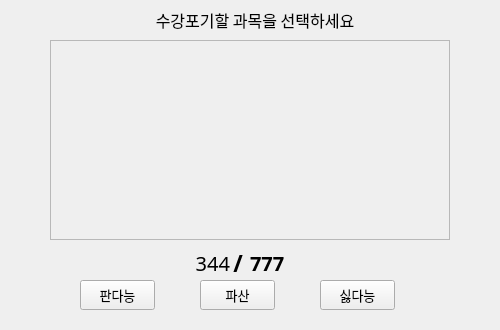
The window that src/client/sellpopup.ui (jinmel/PostechMarble) describes before a commit, drawn with Qt 5.
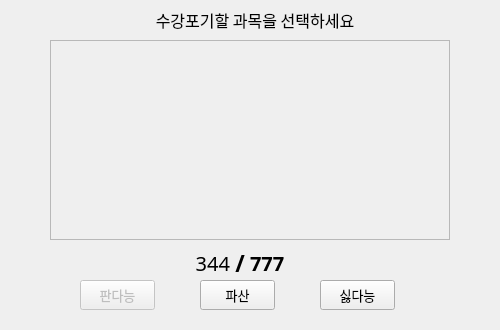
The same window after the commit.

Commit message: SellPopUp Completed

Patch:
```diff
--- a/src/client/sellpopup.ui
+++ b/src/client/sellpopup.ui
@@ -90,6 +90,9 @@
    </property>
   </widget>
   <widget class="QPushButton" name="sellButton">
+   <property name="enabled">
+    <bool>false</bool>
+   </property>
    <property name="geometry">
     <rect>
      <x>80</x>
@@ -190,7 +193,7 @@
   <widget class="QLabel" name="label_3">
    <property name="geometry">
     <rect>
-     <x>230</x>
+     <x>232</x>
      <y>250</y>
      <width>16</width>
      <height>25</height>
```
Left out of the diff: 6 changed lines with no effect on the pictures. The commit also changes 2 other files.
